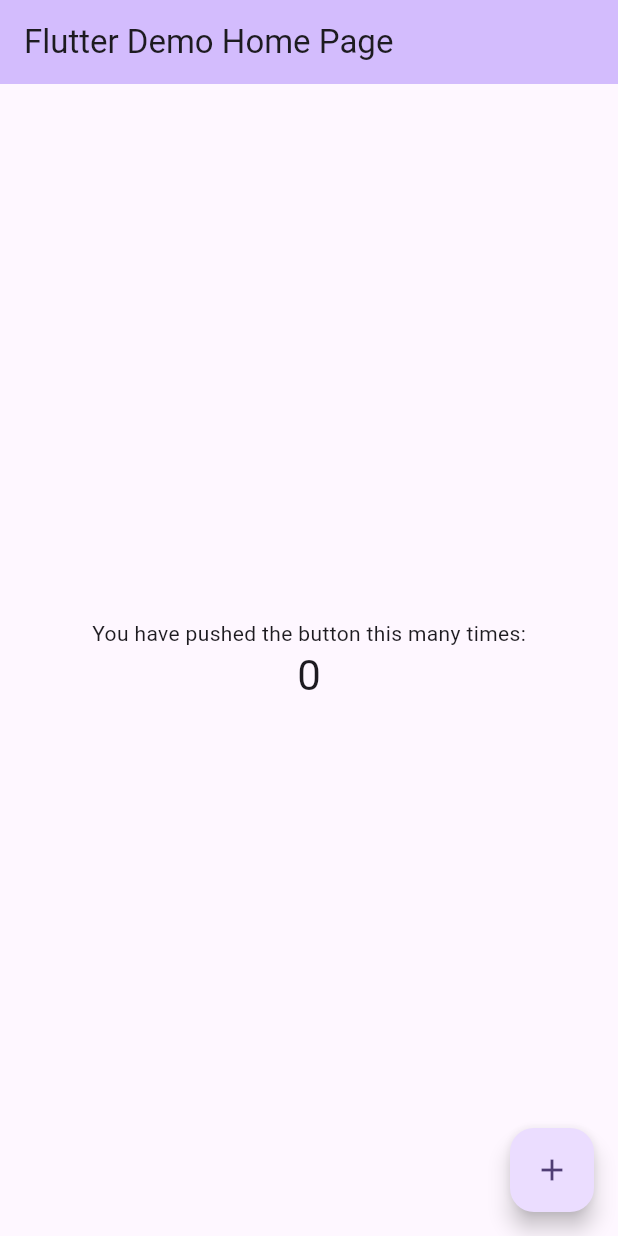
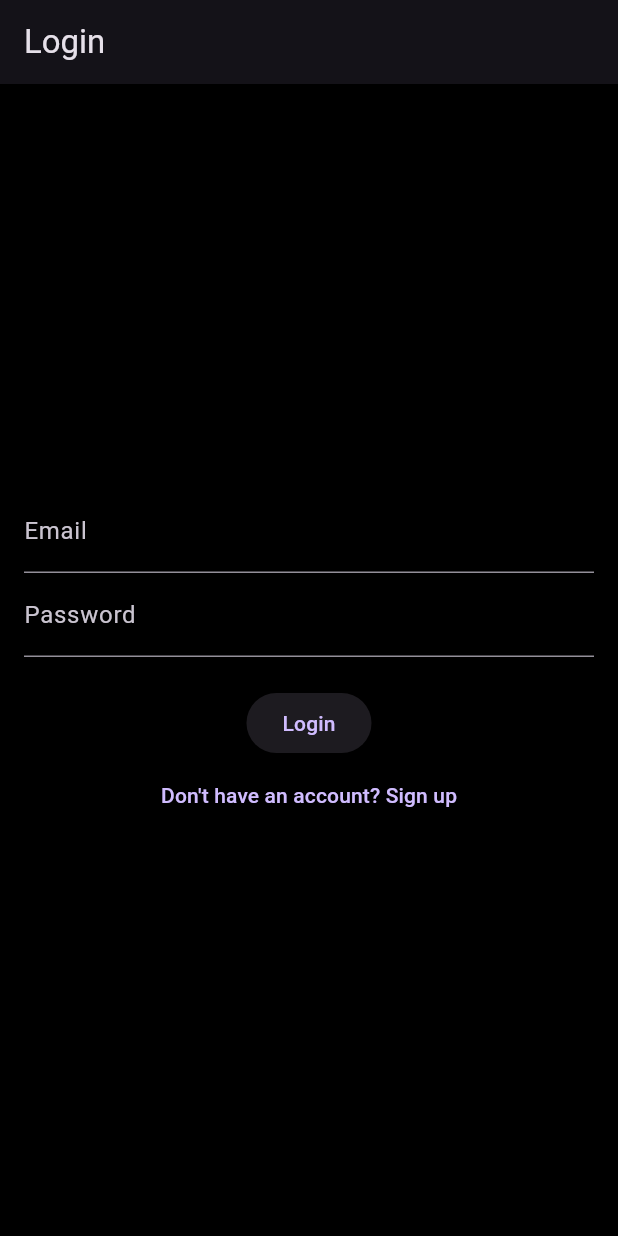
Before and after one commit to mr-yoso/travel-companion-app-project, a Flutter app: the screen it shows after launch, on a phone screen of 412 x 824 dp. Run offline on Flutter 3.47's test engine with Material 3 defaults, Android fonts, the phone set to English and light mode, and no system bars.

Commit message:
added login, signup and provider without firebase for now

```diff
--- a/travel_companion_app/lib/main.dart
+++ b/travel_companion_app/lib/main.dart
@@ -1,125 +1,36 @@
 import 'package:flutter/material.dart';
+import 'package:provider/provider.dart';
+import 'screens/login_screen.dart';
+import 'screens/signup_screen.dart';
+import 'screens/home_screen.dart';
+import 'providers/auth_provider.dart';
 
 void main() {
   runApp(const MyApp());
 }
 
 class MyApp extends StatelessWidget {
-  const MyApp({super.key});
+  const MyApp({Key? key}) : super(key: key);
 
-  // This widget is the root of your application.
   @override
   Widget build(BuildContext context) {
-    return MaterialApp(
-      title: 'Flutter Demo',
-      theme: ThemeData(
-        // This is the theme of your application.
-        //
-        // TRY THIS: Try running your application with "flutter run". You'll see
-        // the application has a purple toolbar. Then, without quitting the app,
-        // try changing the seedColor in the colorScheme below to Colors.green
-        // and then invoke "hot reload" (save your changes or press the "hot
-        // reload" button in a Flutter-supported IDE, or press "r" if you used
-        // the command line to start the app).
-        //
-        // Notice that the counter didn't reset back to zero; the application
-        // state is not lost during the reload. To reset the state, use hot
-        // restart instead.
-        //
-        // This works for code too, not just values: Most code changes can be
-        // tested with just a hot reload.
-        colorScheme: ColorScheme.fromSeed(seedColor: Colors.deepPurple),
-        useMaterial3: true,
+    return MultiProvider(
+      providers: [
+        ChangeNotifierProvider(create: (_) => AuthProvider()),
+      ],
+      child: MaterialApp(
+        title: 'Travel Companion',
+        theme: ThemeData.dark().copyWith(
+          primaryColor: Colors.blue,
+          scaffoldBackgroundColor: Colors.black,
+        ),
+        initialRoute: '/login',
+        routes: {
+          '/login': (context) => const LoginScreen(),
+          '/signup': (context) => const SignupScreen(),
+          '/home': (context) => const HomeScreen(),
+        },
       ),
-      home: const MyHomePage(title: 'Flutter Demo Home Page'),
     );
   }
 }
-
-class MyHomePage extends StatefulWidget {
-  const MyHomePage({super.key, required this.title});
-
-  // This widget is the home page of your application. It is stateful, meaning
-  // that it has a State object (defined below) that contains fields that affect
-  // how it looks.
-
-  // This class is the configuration for the state. It holds the values (in this
-  // case the title) provided by the parent (in this case the App widget) and
-  // used by the build method of the State. Fields in a Widget subclass are
-  // always marked "final".
-
-  final String title;
-
-  @override
-  State<MyHomePage> createState() => _MyHomePageState();
-}
-
-class _MyHomePageState extends State<MyHomePage> {
-  int _counter = 0;
-
-  void _incrementCounter() {
-    setState(() {
-      // This call to setState tells the Flutter framework that something has
-      // changed in this State, which causes it to rerun the build method below
-      // so that the display can reflect the updated values. If we changed
-      // _counter without calling setState(), then the build method would not be
-      // called again, and so nothing would appear to happen.
-      _counter++;
-    });
-  }
-
-  @override
-  Widget build(BuildContext context) {
-    // This method is rerun every time setState is called, for instance as done
-    // by the _incrementCounter method above.
-    //
-    // The Flutter framework has been optimized to make rerunning build methods
-    // fast, so that you can just rebuild anything that needs updating rather
-    // than having to individually change instances of widgets.
-    return Scaffold(
-      appBar: AppBar(
-        // TRY THIS: Try changing the color here to a specific color (to
-        // Colors.amber, perhaps?) and trigger a hot reload to see the AppBar
-        // change color while the other colors stay the same.
-        backgroundColor: Theme.of(context).colorScheme.inversePrimary,
-        // Here we take the value from the MyHomePage object that was created by
-        // the App.build method, and use it to set our appbar title.
-        title: Text(widget.title),
-      ),
-      body: Center(
-        // Center is a layout widget. It takes a single child and positions it
-        // in the middle of the parent.
-        child: Column(
-          // Column is also a layout widget. It takes a list of children and
-          // arranges them vertically. By default, it sizes itself to fit its
-          // children horizontally, and tries to be as tall as its parent.
-          //
-          // Column has various properties to control how it sizes itself and
-          // how it positions its children. Here we use mainAxisAlignment to
-          // center the children vertically; the main axis here is the vertical
-          // axis because Columns are vertical (the cross axis would be
-          // horizontal).
-          //
-          // TRY THIS: Invoke "debug painting" (choose the "Toggle Debug Paint"
-          // action in the IDE, or press "p" in the console), to see the
-          // wireframe for each widget.
-          mainAxisAlignment: MainAxisAlignment.center,
-          children: <Widget>[
-            const Text(
-              'You have pushed the button this many times:',
-            ),
-            Text(
-              '$_counter',
-              style: Theme.of(context).textTheme.headlineMedium,
-            ),
-          ],
-        ),
-      ),
-      floatingActionButton: FloatingActionButton(
-        onPressed: _incrementCounter,
-        tooltip: 'Increment',
-        child: const Icon(Icons.add),
-      ), // This trailing comma makes auto-formatting nicer for build methods.
-    );
-  }
-}
--- /dev/null
+++ b/travel_companion_app/lib/providers/auth_provider.dart
@@ -0,0 +1,31 @@
+import 'package:flutter/material.dart';
+
+class AuthProvider with ChangeNotifier {
+  final Map<String, String> _users = {};
+  String? _currentUser;
+
+  bool get isAuthenticated => _currentUser != null;
+
+  Future<void> login(String email, String password) async {
+    if (_users.containsKey(email) && _users[email] == password) {
+      _currentUser = email;
+      notifyListeners();
+    } else {
+      throw Exception('Invalid email or password');
+    }
+  }
+
+  Future<void> signUp(String email, String password) async {
+    if (_users.containsKey(email)) {
+      throw Exception('User already exists');
+    } else {
+      _users[email] = password;
+      notifyListeners();
+    }
+  }
+
+  void logout() {
+    _currentUser = null;
+    notifyListeners();
+  }
+}
--- /dev/null
+++ b/travel_companion_app/lib/screens/login_screen.dart
@@ -0,0 +1,51 @@
+import 'package:flutter/material.dart';
+import 'package:provider/provider.dart';
+import '../providers/auth_provider.dart';
+
+class LoginScreen extends StatelessWidget {
+  const LoginScreen({Key? key}) : super(key: key);
+
+  @override
+  Widget build(BuildContext context) {
+    final authProvider = Provider.of<AuthProvider>(context);
+    final emailController = TextEditingController();
+    final passwordController = TextEditingController();
+
+    return Scaffold(
+      appBar: AppBar(title: const Text('Login')),
+      body: Padding(
+        padding: const EdgeInsets.all(16.0),
+        child: Column(
+          mainAxisAlignment: MainAxisAlignment.center,
+          children: [
+            TextField(
+              controller: emailController,
+              decoration: const InputDecoration(labelText: 'Email'),
+            ),
+            TextField(
+              controller: passwordController,
+              decoration: const InputDecoration(labelText: 'Password'),
+              obscureText: true,
+            ),
+            const SizedBox(height: 20),
+            ElevatedButton(
+              onPressed: () {
+                authProvider.login(
+                  emailController.text.trim(),
+                  passwordController.text.trim(),
+                );
+              },
+              child: const Text('Login'),
+            ),
+            TextButton(
+              onPressed: () {
+                Navigator.pushNamed(context, '/signup');
+              },
+              child: const Text('Don\'t have an account? Sign up'),
+            ),
+          ],
+        ),
+      ),
+    );
+  }
+}
```
Also changed, not shown: travel_companion_app/lib/screens/home_screen.dart (added, +10 -0 lines), travel_companion_app/lib/screens/signup_screen.dart (added, +51 -0 lines), 7 other files.
